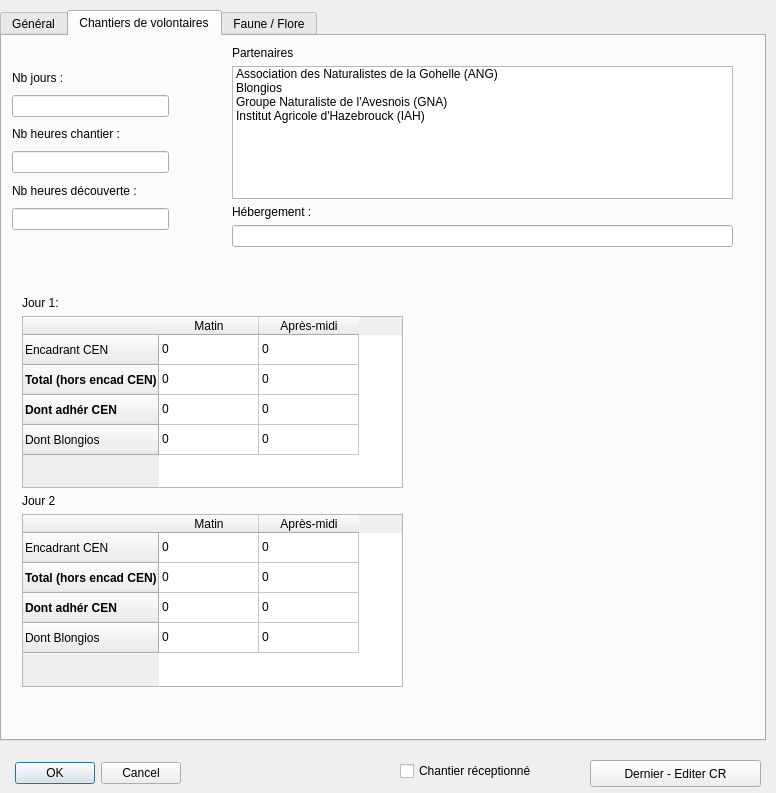
Above: ui_operation.ui from VincentD/bdtravaux before the change. Below: the same form after it.
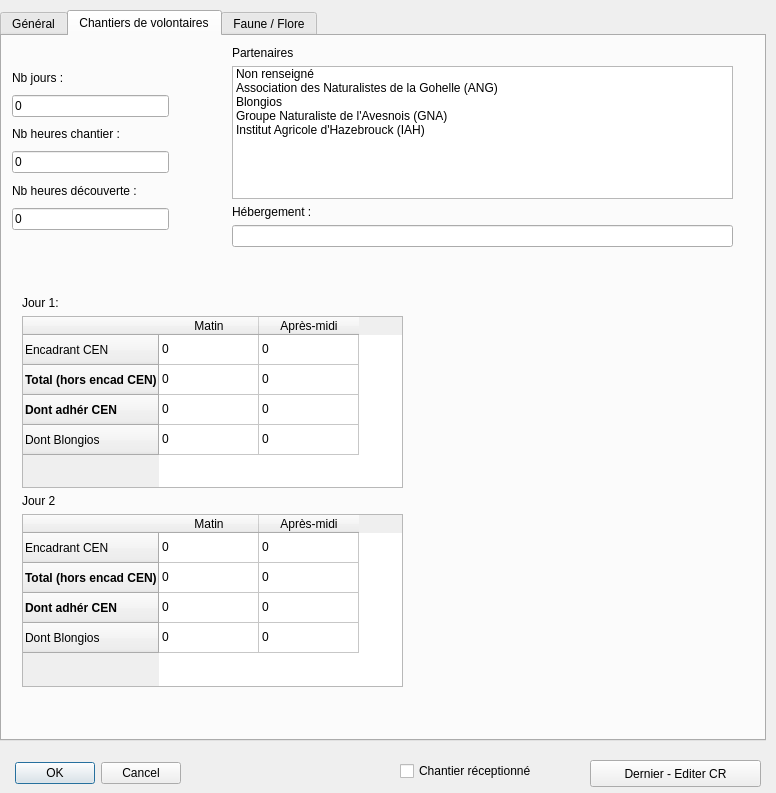
That is the form after the change. The open tabs and pages were chosen to show the change.

Commit message: Résolution de #17 : les données sans géogrpahie sont correctement reportées sur les compte-rendu de terrain dans le composeur. Résolution de plusieurs bugs dans le module "sortie" et l'onglet "chantier de volontaires", principalement dûs aux zones de texte et de choix non remplies par l'utilisateur.

Patch:
```diff
--- a/ui_operation.ui
+++ b/ui_operation.ui
@@ -456,6 +456,9 @@
         <property name="enabled">
          <bool>true</bool>
         </property>
+        <property name="text">
+         <string>0</string>
+        </property>
        </widget>
       </item>
       <item>
@@ -466,7 +469,11 @@
        </widget>
       </item>
       <item>
-       <widget class="QLineEdit" name="ch_nb_heur_ch"/>
+       <widget class="QLineEdit" name="ch_nb_heur_ch">
+        <property name="text">
+         <string>0</string>
+        </property>
+       </widget>
       </item>
       <item>
        <widget class="QLabel" name="chlbl_heurdecouv">
@@ -476,7 +483,11 @@
        </widget>
       </item>
       <item>
-       <widget class="QLineEdit" name="ch_nb_heur_dec"/>
+       <widget class="QLineEdit" name="ch_nb_heur_dec">
+        <property name="text">
+         <string>0</string>
+        </property>
+       </widget>
       </item>
      </layout>
     </widget>
@@ -502,6 +513,11 @@
         <property name="selectionMode">
          <enum>QAbstractItemView::MultiSelection</enum>
         </property>
+        <item>
+         <property name="text">
+          <string>Non renseigné</string>
+         </property>
+        </item>
         <item>
          <property name="text">
           <string>Association des Naturalistes de la Gohelle (ANG)</string>
```
Left out of the diff: 4 changed lines with no effect on the pictures. The commit also changes 2 other files.
